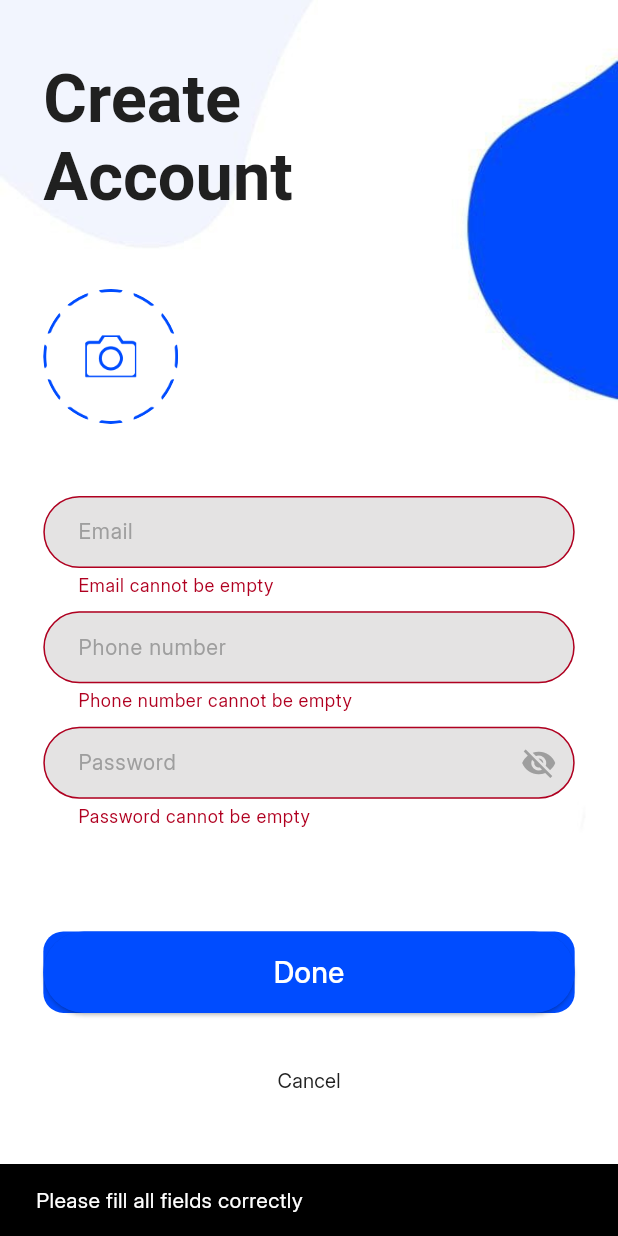
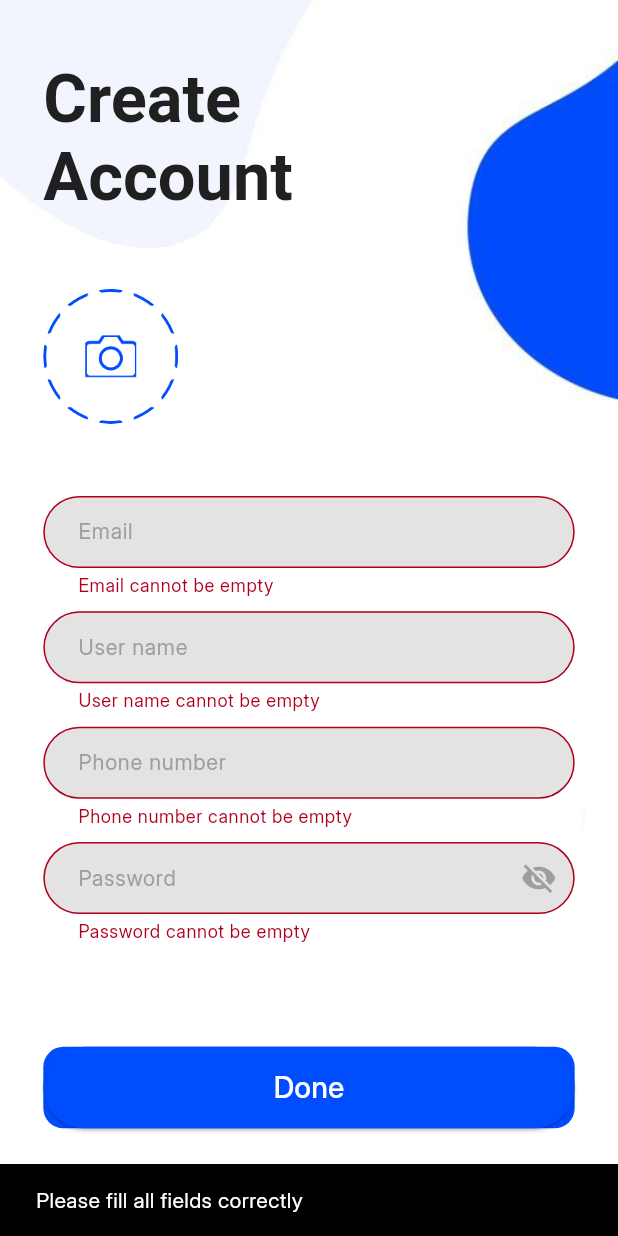
Before and after one commit to SalmaMarey/e_commerce_app, a Flutter app: the RegisterScreen screen opened by its route, scrolled down 68 dp, after a tap on "Done", on a phone screen of 412 x 824 dp. Run offline on Flutter 3.47's test engine with Material 3 defaults, Android fonts, the phone set to English and light mode, and no system bars; our stand-ins replace cloud_firestore, firebase_auth, firebase_core, firebase_storage, flutter_bloc, flutter_screenutil and 5 more; accounts and stored records are empty.

Commit message:
add username and use hive

```diff
--- a/lib/core/models/user_model.dart
+++ b/lib/core/models/user_model.dart
@@ -1,33 +1,53 @@
-class UserModel {
+import 'package:hive/hive.dart';
+
+part 'user_model.g.dart'; // Required for code generation
+
+@HiveType(typeId: 0) // Assign a unique typeId
+class UserModel extends HiveObject {
+  @HiveField(0)
   String id;
-  final String email;
-  final String phoneNumber;
-  final String? password;
-  final String? imageUrl;
+
+  @HiveField(1)
+  String email;
+
+  @HiveField(2)
+  String userName;
+
+  @HiveField(3)
+  String password;
+
+  @HiveField(4)
+  String phoneNumber;
+
+  @HiveField(5)
+  String imageUrl;
 
   UserModel({
     required this.id,
     required this.email,
-    this.password,
+    required this.userName,
+    required this.password,
     required this.phoneNumber,
-    this.imageUrl,
+    required this.imageUrl,
   });
+
+  Map<String, dynamic> toJson() => {
+        'id': id,
+        'email': email,
+        'userName': userName,
+        'password': password,
+        'phoneNumber': phoneNumber,
+        'imageUrl': imageUrl,
+      };
 
   factory UserModel.fromJson(Map<String, dynamic> json) {
     return UserModel(
       id: json['id'],
       email: json['email'],
-      password: null, // Never retrieve the password
+      userName: json['userName'],
+      password: json['password'],
       phoneNumber: json['phoneNumber'],
       imageUrl: json['imageUrl'],
     );
   }
-  Map<String, dynamic> toJson() {
-    return {
-      'id': id,
-      'email': email,
-      'phoneNumber': phoneNumber,
-      'imageUrl': imageUrl,
-    };
-  }
 }
--- a/lib/features/auth/log_in/presentation/bloc/login_bloc.dart
+++ b/lib/features/auth/log_in/presentation/bloc/login_bloc.dart
@@ -4,6 +4,7 @@ import 'package:e_commerce_app/features/auth/log_in/presentation/bloc/login_even
 import 'package:e_commerce_app/features/auth/log_in/presentation/bloc/login_state.dart';
 import 'package:firebase_auth/firebase_auth.dart';
 import 'package:flutter_bloc/flutter_bloc.dart';
+import 'package:hive/hive.dart';
 
 class LoginBloc extends Bloc<LoginEvent, LoginState> {
   final LoginUseCase loginUseCase;
@@ -44,5 +45,8 @@ class LoginBloc extends Bloc<LoginEvent, LoginState> {
         emit(LoginFailure(error: 'An unexpected error occurred: ${e.toString()}'));
       }
     });
+  } void saveUserToHive(UserModel user) {
+    final userBox = Hive.box<UserModel>('userBox');
+    userBox.put('user_id', user);
   }
 }
--- a/lib/features/auth/log_in/presentation/widgets/login_button.dart
+++ b/lib/features/auth/log_in/presentation/widgets/login_button.dart
@@ -28,7 +28,7 @@ class LoginButton extends StatelessWidget {
               password: passwordController.text,
             ),
           );
-          Navigator.pushReplacementNamed(context, Routes.start);
+          Navigator.pushReplacementNamed(context, Routes.layout);
         }
       },
       buttonText: "Done",
--- a/lib/features/auth/register/data/remote/register_data_source_impl.dart
+++ b/lib/features/auth/register/data/remote/register_data_source_impl.dart
@@ -7,6 +7,7 @@ class RegisterDataSourceImpl implements RegisterDataSource {
 
   RegisterDataSourceImpl(this.firestore);
 
+
   @override
   Future<void> saveUser(UserModel user) async {
     await firestore.collection('e_users').doc(user.id).set(user.toJson());
--- a/lib/features/auth/register/presentation/screens/register_screen.dart
+++ b/lib/features/auth/register/presentation/screens/register_screen.dart
@@ -26,6 +26,7 @@ class _RegisterScreenState extends State<RegisterScreen> {
   final emailController = TextEditingController();
   final passwordController = TextEditingController();
   final phoneController = TextEditingController();
+  final userNameController = TextEditingController();
   File? selectedImage;
 
   @override
@@ -96,6 +97,21 @@ class _RegisterScreenState extends State<RegisterScreen> {
                         ),
                         SizedBox(
                           height: 10.h,
+                        ), CustomTextField(
+                          controller: userNameController,
+                          validator: (value) {
+                            if (value == null || value.isEmpty) {
+                              return 'User name cannot be empty';
+                            }
+                            if (value.length <3) {
+                              return 'Please write a valid name';
+                            }
+                            return null;
+                          },
+                          labelText: 'User name',
+                        ),
+                        SizedBox(
+                          height: 10.h,
                         ),
                         CustomTextField(
                           controller: phoneController,
@@ -131,6 +147,7 @@ class _RegisterScreenState extends State<RegisterScreen> {
                         ),
                          RegisterButton(
                             formKey: formKey,
+                            userNameController: userNameController,
                             emailController: emailController,
                             phoneController: phoneController,
                             passwordController: passwordController,
--- a/lib/features/auth/register/presentation/widgets/register_button.dart
+++ b/lib/features/auth/register/presentation/widgets/register_button.dart
@@ -10,12 +10,14 @@ import 'package:flutter/material.dart';
 import 'package:flutter_bloc/flutter_bloc.dart';
 
 import 'package:cloud_firestore/cloud_firestore.dart';
+import 'package:hive_flutter/adapters.dart';
 
 class RegisterButton extends StatelessWidget {
   final GlobalKey<FormState> formKey;
   final TextEditingController emailController;
   final TextEditingController phoneController;
   final TextEditingController passwordController;
+  final TextEditingController userNameController;
   final File? selectedImage;
 
   const RegisterButton({
@@ -25,6 +27,7 @@ class RegisterButton extends StatelessWidget {
     required this.phoneController,
     required this.passwordController,
     required this.selectedImage,
+    required this.userNameController
   });
 
   @override
@@ -37,7 +40,8 @@ class RegisterButton extends StatelessWidget {
             final isEmailUsed = await _checkEmailExists(emailController.text);
             if (isEmailUsed) {
               ScaffoldMessenger.of(context).showSnackBar(
-                const SnackBar(content: Text('Email already registered. Please log in.')),
+                const SnackBar(
+                    content: Text('Email already registered. Please log in.')),
               );
               // Navigator.pushNamed(context, Routes.login);
               return;
@@ -50,12 +54,15 @@ class RegisterButton extends StatelessWidget {
             final user = UserModel(
               id: DateTime.now().toString(),
               email: emailController.text,
+              userName: userNameController.text,
               password: passwordController.text,
               phoneNumber: phoneController.text,
               imageUrl: imageUrl,
             );
             context.read<RegisterBloc>().add(SaveRegisterEvent(user));
-            Navigator.pushNamed(context, Routes.home);
+            final userBox = Hive.box<UserModel>('userBox');
+            userBox.put(user.id, user);
+            Navigator.pushNamed(context, Routes.onBoarding);
           } catch (e) {
             ScaffoldMessenger.of(context).showSnackBar(
               SnackBar(content: Text('Failed to save user: $e')),
--- a/lib/features/splash_onboarding/widgets/skip_button.dart
+++ b/lib/features/splash_onboarding/widgets/skip_button.dart
@@ -11,7 +11,7 @@ class SkipButton extends StatelessWidget {
   Widget build(BuildContext context) {
     return InkWell(
       onTap: () {
-        Navigator.pushReplacementNamed(context, Routes.start);
+        Navigator.pushReplacementNamed(context, Routes.layout);
       },
       child: Row(
         children: [
--- a/lib/main.dart
+++ b/lib/main.dart
@@ -1,3 +1,4 @@
+import 'package:e_commerce_app/core/models/user_model.dart';
 import 'package:e_commerce_app/core/routing/app_router.dart';
 import 'package:e_commerce_app/core/routing/routes.dart';
 import 'package:e_commerce_app/core/services/di.dart';
@@ -8,6 +9,7 @@ import 'package:firebase_core/firebase_core.dart';
 import 'package:flutter/material.dart';
 import 'package:flutter_screenutil/flutter_screenutil.dart';
 import 'package:flutter/services.dart';
+import 'package:hive_flutter/hive_flutter.dart';
 
 
 void main() async {
@@ -19,6 +21,9 @@ void main() async {
     options: DefaultFirebaseOptions.currentPlatform,
 );
 setupServiceLocator();
+ await Hive.initFlutter();
+Hive.registerAdapter(UserModelAdapter());
+await Hive.openBox<UserModel>('userBox');
   runApp(const MyApp());
 }
 
@@ -38,7 +43,7 @@ class MyApp extends StatelessWidget {
           title: AppStrings.appTitle,
           debugShowCheckedModeBanner: false,
           theme: AppThemes.lightTheme,
-          initialRoute: Routes.onBoarding,
+          initialRoute: Routes.start,
         );
       },
     );
--- a/pubspec.yaml
+++ b/pubspec.yaml
@@ -49,6 +49,8 @@ dependencies:
   firebase_data_connect: ^0.1.2+5
   image_picker: ^1.1.2
   firebase_storage: ^12.3.7
+  hive: ^2.2.3
+  hive_flutter: ^1.1.0
 
 dev_dependencies:
   flutter_test:
@@ -60,6 +62,8 @@ dev_dependencies:
   # package. See that file for information about deactivating specific lint
   # rules and activating additional ones.
   flutter_lints: ^4.0.0
+  build_runner: ^2.4.13
+  hive_generator: ^2.0.1
 
 # For information on the generic Dart part of this file, see the
 # following page: https://dart.dev/tools/pub/pubspec
```
Also changed, not shown: lib/core/models/user_model.g.dart (added), 1 other file.
